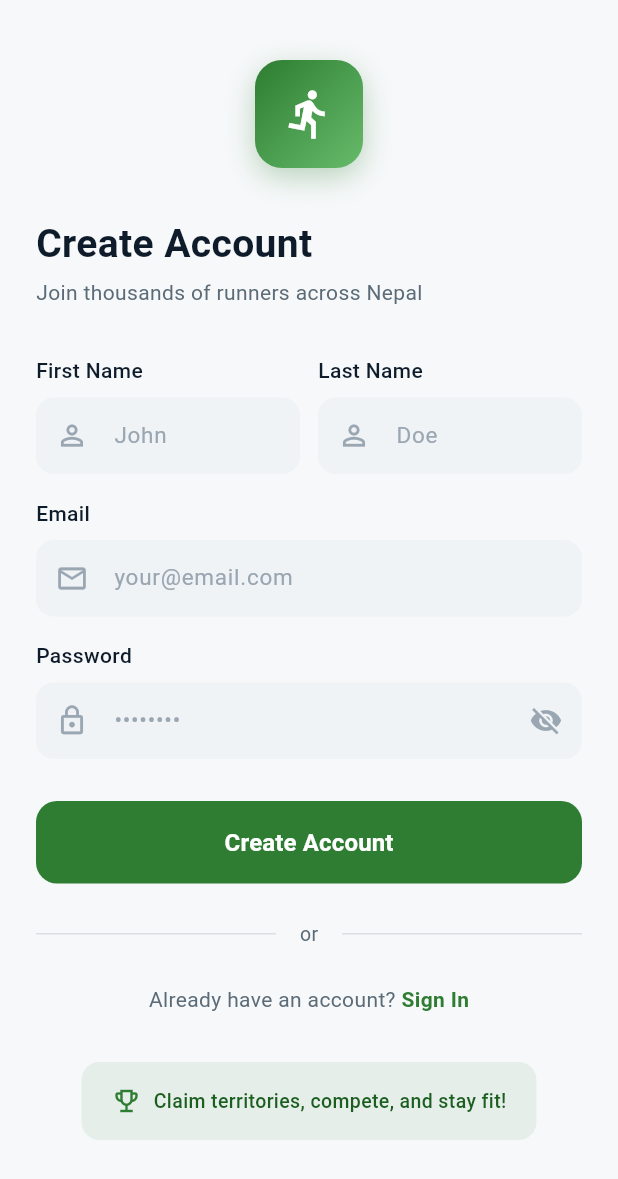
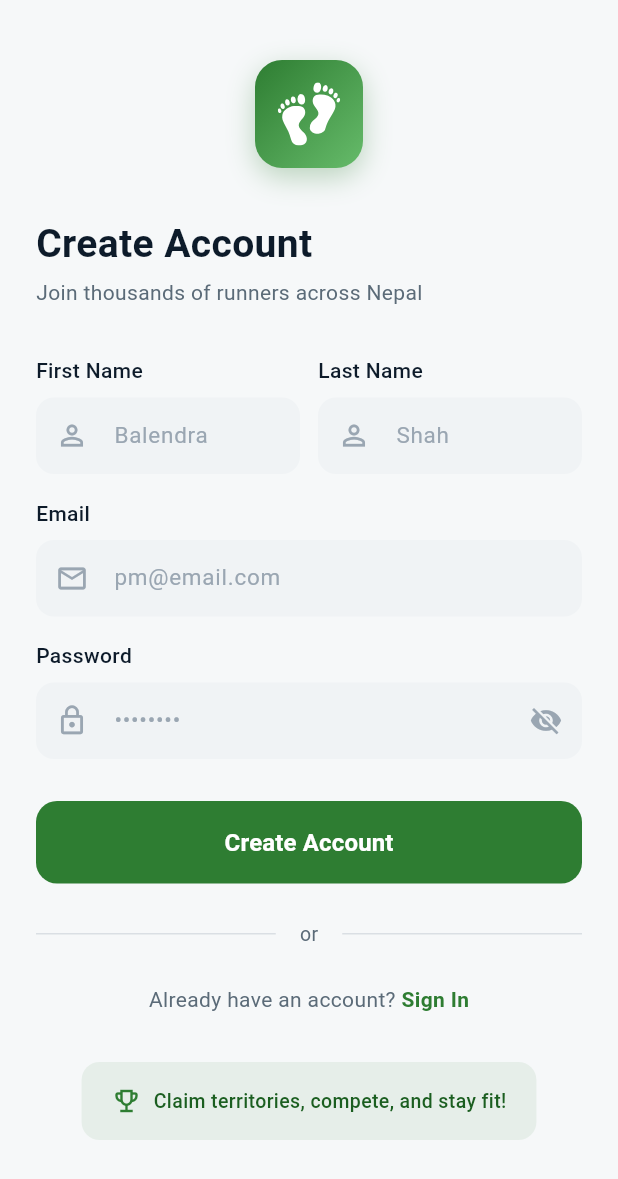
Before and after one commit to saugat1070/Team-USA, a Flutter app: the LoginScreen screen opened by its route, after a tap on "Sign Up", on a phone screen of 412 x 824 dp. Shown: the top 1179 px of the screen. Run offline on Flutter 3.47's test engine with Material 3 defaults, Android fonts, the light colour scheme and no system bars; our stand-ins replace flutter_riverpod, flutter_svg, geolocator, google_maps_flutter, shared_preferences, socket_io_client; accounts and stored records are empty.

Commit message:
UI: Login & Signup Page Final

```diff
--- a/fronted/paaila/lib/screens/auth/login_screen.dart
+++ b/fronted/paaila/lib/screens/auth/login_screen.dart
@@ -1,5 +1,6 @@
 import 'package:flutter/material.dart';
 import 'package:flutter_riverpod/flutter_riverpod.dart';
+import 'package:flutter_svg/flutter_svg.dart';
 import 'sign_up.dart';
 import '../../providers/auth_provider.dart';
 import '../../core/constants/app_colors.dart';
@@ -108,39 +109,24 @@ class _LoginScreenState extends ConsumerState<LoginScreen> {
                         ),
                       ],
                     ),
-                    child: Icon(
-                      Icons.directions_run,
-                      size: 42,
-                      color: AppColors.pureWhite,
+                    child: Center(
+                      child: SizedBox(
+                        width: 48,
+                        height: 48,
+                        child: SvgPicture.asset(
+                          'assets/images/paila_brandmark.svg',
+                          fit: BoxFit.contain,
+                          colorFilter: ColorFilter.mode(
+                            AppColors.pureWhite,
+                            BlendMode.srcIn,
+                          ),
+                        ),
+                      ),
                     ),
                   ),
                 ),
                 const SizedBox(height: 24),
-                // Title
-                Center(
-                  child: Text(
-                    'Paaila',
-                    style: TextStyle(
-                      fontSize: 32,
-                      fontWeight: FontWeight.bold,
-                      color: AppColors.textPrimary,
-                      letterSpacing: 0.5,
-                    ),
-                  ),
-                ),
-                const SizedBox(height: 8),
-                // Subtitle
-                Center(
-                  child: Text(
-                    'Your journey to wellness begins here',
-                    style: TextStyle(
-                      fontSize: 15,
-                      color: AppColors.textSecondary,
-                    ),
-                    textAlign: TextAlign.center,
-                  ),
-                ),
-                const SizedBox(height: 48),
+
                 // Welcome back text
                 Text(
                   'Welcome back',
--- a/fronted/paaila/lib/screens/auth/sign_up.dart
+++ b/fronted/paaila/lib/screens/auth/sign_up.dart
@@ -1,5 +1,6 @@
 import 'package:flutter/material.dart';
 import 'package:flutter_riverpod/flutter_riverpod.dart';
+import 'package:flutter_svg/flutter_svg.dart';
 import '../../providers/auth_provider.dart';
 import '../../core/constants/app_colors.dart';
 
@@ -124,10 +125,19 @@ class _SignUpScreenState extends ConsumerState<SignUpScreen> {
                         ),
                       ],
                     ),
-                    child: Icon(
-                      Icons.directions_run,
-                      size: 36,
-                      color: AppColors.pureWhite,
+                    child: Center(
+                      child: SizedBox(
+                        width: 42,
+                        height: 42,
+                        child: SvgPicture.asset(
+                          'assets/images/paila_brandmark.svg',
+                          fit: BoxFit.contain,
+                          colorFilter: ColorFilter.mode(
+                            AppColors.pureWhite,
+                            BlendMode.srcIn,
+                          ),
+                        ),
+                      ),
                     ),
                   ),
                 ),
@@ -157,7 +167,7 @@ class _SignUpScreenState extends ConsumerState<SignUpScreen> {
                       child: _buildTextField(
                         controller: _firstNameController,
                         label: 'First Name',
-                        hint: 'John',
+                        hint: 'Balendra',
                         icon: Icons.person_outline,
                         enabled: !isLoading,
                       ),
@@ -167,7 +177,7 @@ class _SignUpScreenState extends ConsumerState<SignUpScreen> {
                       child: _buildTextField(
                         controller: _lastNameController,
                         label: 'Last Name',
-                        hint: 'Doe',
+                        hint: 'Shah',
                         icon: Icons.person_outline,
                         enabled: !isLoading,
                       ),
@@ -179,7 +189,7 @@ class _SignUpScreenState extends ConsumerState<SignUpScreen> {
                 _buildTextField(
                   controller: _emailController,
                   label: 'Email',
-                  hint: 'your@email.com',
+                  hint: 'pm@email.com',
                   icon: Icons.email_outlined,
                   enabled: !isLoading,
                   keyboardType: TextInputType.emailAddress,
```
